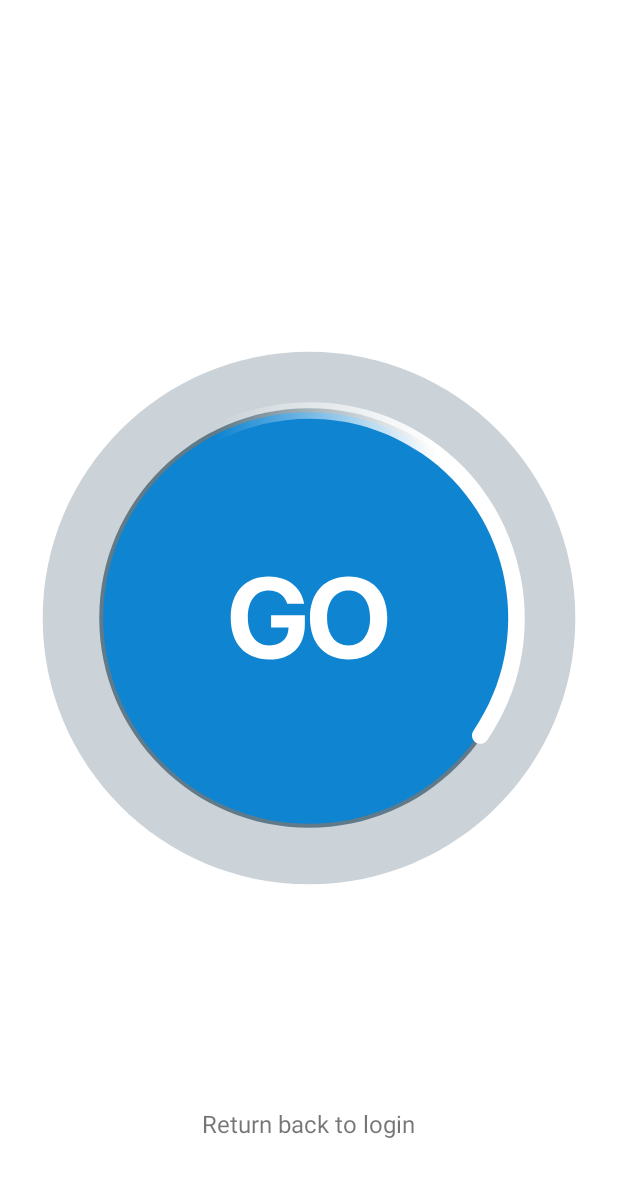
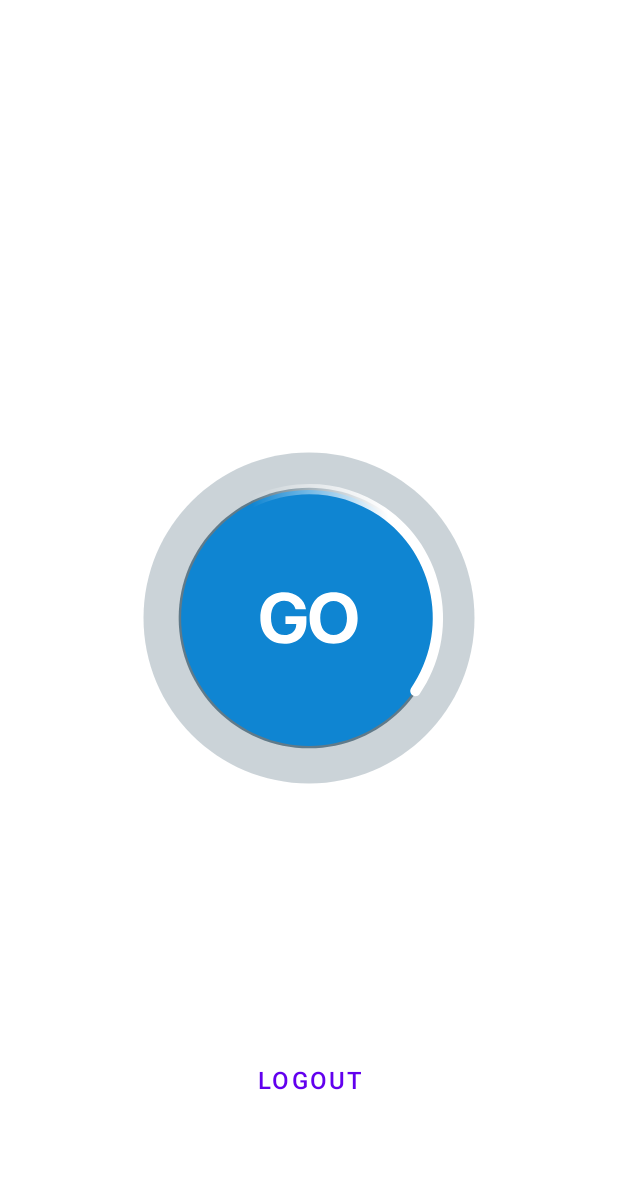
Before and after one commit to GowthamGoush/Email-App, an Android app: the ImageActivity screen opened directly, with no data from a screen before it, on a phone screen of 412 x 824 dp. Shown: the top 1177 px of the screen. Run offline under Robolectric (Android 15) with nearby library versions, the phone set to English and light mode, and no system bars; our stand-ins replace Firebase (no records; nobody signed in at launch, a user with empty details on screens opened directly).

Commit message:
Add UI enhancements

```diff
--- a/app/src/main/java/com/example/email_app/Activities/ImageActivity.java
+++ b/app/src/main/java/com/example/email_app/Activities/ImageActivity.java
@@ -15,12 +15,13 @@ import com.airbnb.lottie.LottieAnimationView;
 import com.example.email_app.R;
 import com.example.email_app.Receivers.Email;
 import com.example.email_app.Utils.IntentHelper;
+import com.google.android.material.button.MaterialButton;
 import com.google.firebase.auth.FirebaseAuth;
 
 public class ImageActivity extends AppCompatActivity implements View.OnClickListener{
 
     private LottieAnimationView lottieAnimationView;
-    private TextView returnBackText;
+    private MaterialButton returnBackText;
     private FirebaseAuth mAuth;
 
     @Override
--- a/app/src/main/res/layout/activity_image.xml
+++ b/app/src/main/res/layout/activity_image.xml
@@ -4,25 +4,30 @@
     xmlns:tools="http://schemas.android.com/tools"
     android:layout_width="match_parent"
     android:layout_height="match_parent"
+    android:padding="@dimen/paddingMedium"
     tools:context=".Activities.ImageActivity">
 
     <com.airbnb.lottie.LottieAnimationView
         android:id="@+id/lottieImage"
-        android:layout_width="wrap_content"
-        android:layout_height="wrap_content"
-        app:lottie_rawRes="@raw/image_button"
+        android:layout_width="256dp"
+        android:layout_height="256dp"
+        android:layout_centerInParent="true"
         app:lottie_autoPlay="true"
         app:lottie_loop="true"
-        android:layout_centerInParent="true"/>
+        app:lottie_rawRes="@raw/image_button" />
 
-    <TextView
+
+    <com.google.android.material.button.MaterialButton
         android:id="@+id/returnText"
+        style="@style/Widget.MaterialComponents.Button.TextButton"
         android:layout_width="wrap_content"
         android:layout_height="wrap_content"
         android:layout_alignParentBottom="true"
         android:layout_centerHorizontal="true"
         android:layout_marginBottom="@dimen/marginLarge"
-        android:text="Return back to login"
+        android:paddingHorizontal="@dimen/paddingMedium"
+        android:paddingVertical="@dimen/paddingVerySmall"
+        android:text="Logout"
         android:textSize="@dimen/textSmall" />
 
 </RelativeLayout>
```
